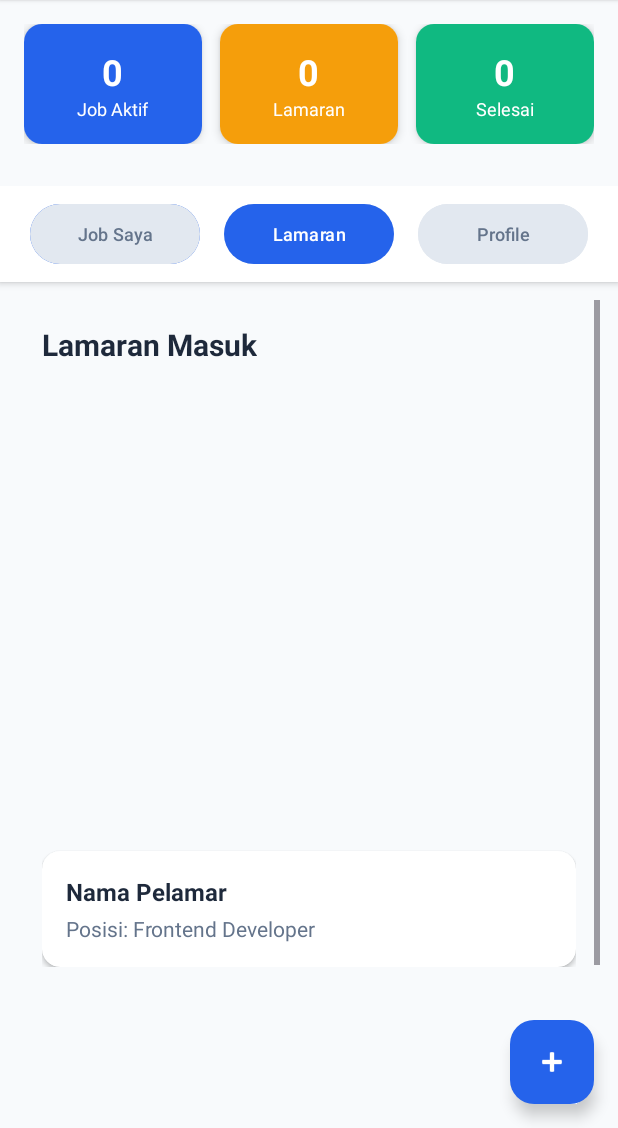
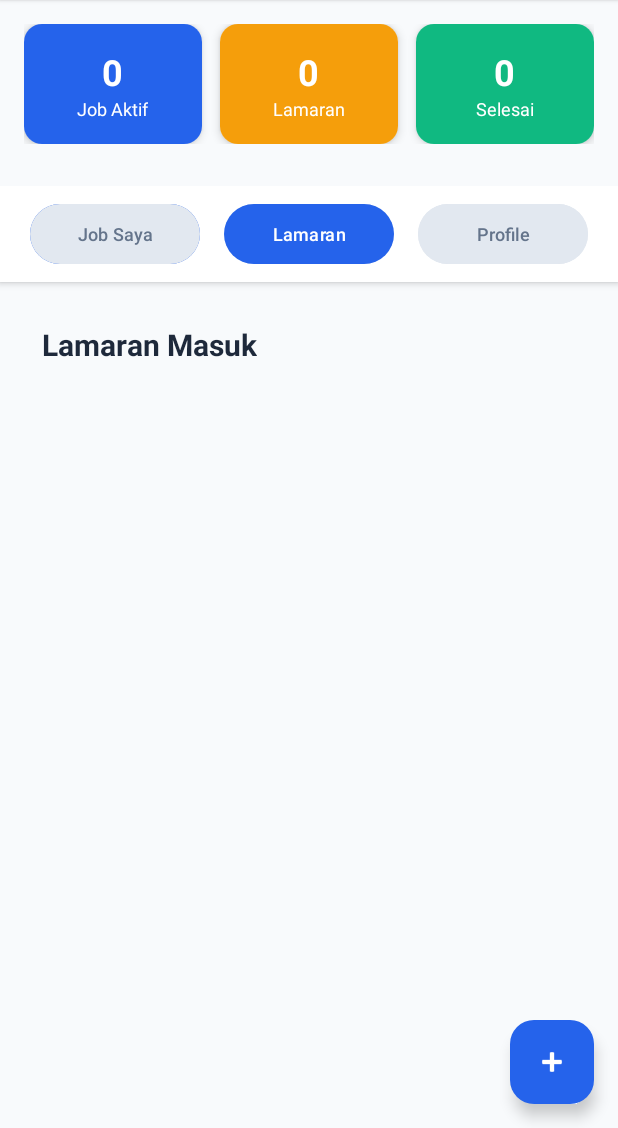
Before and after one commit to hamdanalfarizi/ProjectPAB, an Android app: the KlienActivity screen opened directly, with no data from a screen before it, after a tap on "Lamaran", on a phone screen of 412 x 824 dp, the part 108-1236 px from its top. Run offline under Robolectric (Android 15) with nearby library versions, the phone set to English and light mode, and no system bars; 1 statement that could not run was skipped.

Commit message:
update fitur requirements and Completed Work

```diff
--- a/app/src/main/res/layout/activity_klien.xml
+++ b/app/src/main/res/layout/activity_klien.xml
@@ -358,40 +358,6 @@
                         android:dividerHeight="8dp"
                         android:scrollbars="none" />
 
-                    <!-- Sample Application Card -->
-                    <androidx.cardview.widget.CardView
-                        android:layout_width="match_parent"
-                        android:layout_height="wrap_content"
-                        android:layout_marginTop="8dp"
-                        app:cardElevation="2dp"
-                        app:cardCornerRadius="12dp"
-                        app:cardBackgroundColor="#FFFFFF">
-
-                        <LinearLayout
-                            android:layout_width="match_parent"
-                            android:layout_height="wrap_content"
-                            android:orientation="vertical"
-                            android:padding="16dp">
-
-                            <TextView
-                                android:layout_width="wrap_content"
-                                android:layout_height="wrap_content"
-                                android:text="Nama Pelamar"
-                                android:textSize="16sp"
-                                android:textStyle="bold"
-                                android:textColor="#1E293B" />
-
-                            <TextView
-                                android:layout_width="wrap_content"
-                                android:layout_height="wrap_content"
-                                android:text="Posisi: Frontend Developer"
-                                android:textSize="14sp"
-                                android:textColor="#64748B"
-                                android:layout_marginTop="4dp" />
-
-                        </LinearLayout>
-                    </androidx.cardview.widget.CardView>
-
                 </LinearLayout>
             </ScrollView>
 
```
Also changed, not shown: app/src/main/java/com/example/projectpab/DatabaseHelper.java (+12 -0 lines), app/src/main/java/com/example/projectpab/KlienActivity.java (+109 -38 lines).
